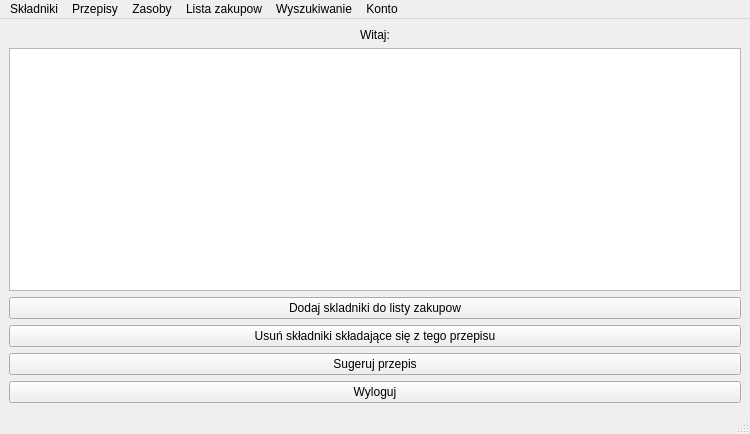
Qt form mainwindow.ui (Akacz47/Intelligent-pantry) before a commit.
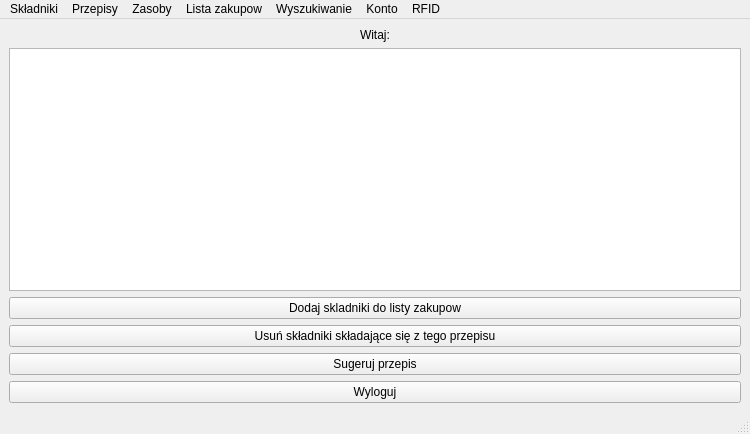
The same form after that commit.

Commit message: Rozpoczęcie prac nad skojarzeniem tagu rfid z produktami

Diff of the .ui file:
```diff
--- a/mainwindow.ui
+++ b/mainwindow.ui
@@ -173,12 +173,22 @@
     </property>
     <addaction name="actionSzukaj"/>
    </widget>
+   <widget class="QMenu" name="menuRFID">
+    <property name="enabled">
+     <bool>true</bool>
+    </property>
+    <property name="title">
+     <string>RFID</string>
+    </property>
+    <addaction name="actionBindRfidTag"/>
+   </widget>
    <addaction name="menuSk_adniki"/>
    <addaction name="menuPrzepisy"/>
    <addaction name="menuZasoby"/>
    <addaction name="menuLista_zakupow"/>
    <addaction name="menuWyszukiwanie"/>
    <addaction name="menuAccount"/>
+   <addaction name="menuRFID"/>
   </widget>
   <widget class="QStatusBar" name="statusbar"/>
   <action name="actionOption_3">
```
Left out of the diff: 5 changed lines with no effect on the pictures. The commit also changes 13 other files.
